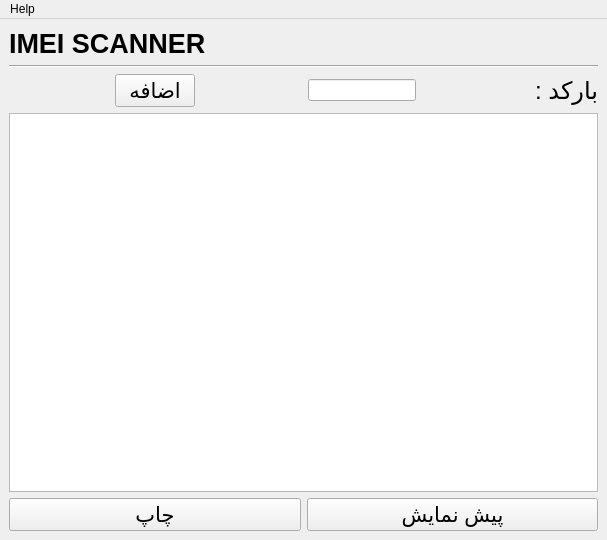
Above: main.ui from AmirNikravan/Barcode before the change. Below: the same form after it.
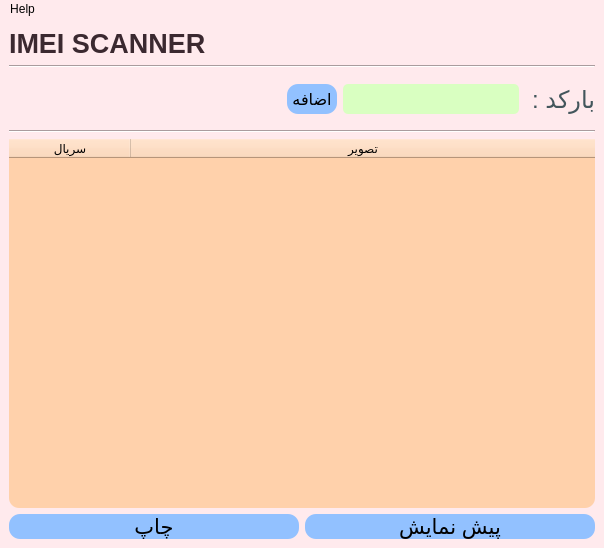
That is the form after the change.

Diff of the .ui file:
```diff
--- a/main.ui
+++ b/main.ui
@@ -6,13 +6,22 @@
    <rect>
     <x>0</x>
     <y>0</y>
-    <width>607</width>
-    <height>540</height>
+    <width>604</width>
+    <height>548</height>
    </rect>
   </property>
+  <property name="minimumSize">
+   <size>
+    <width>450</width>
+    <height>450</height>
+   </size>
+  </property>
   <property name="windowTitle">
    <string>MainWindow</string>
   </property>
+  <property name="styleSheet">
+   <string notr="true">background-color: rgb(255, 234, 237);</string>
+  </property>
   <widget class="QWidget" name="centralwidget">
    <layout class="QVBoxLayout" name="verticalLayout">
     <item>
@@ -25,6 +34,9 @@
         <bold>true</bold>
        </font>
       </property>
+      <property name="styleSheet">
+       <string notr="true">color: rgb(59, 41, 48);</string>
+      </property>
       <property name="text">
        <string>IMEI SCANNER</string>
       </property>
@@ -39,48 +51,6 @@
     </item>
     <item>
      <layout class="QHBoxLayout" name="horizontalLayout">
-      <item>
-       <spacer name="horizontalSpacer_3">
-        <property name="orientation">
-         <enum>Qt::Horizontal</enum>
-        </property>
-        <property name="sizeHint" stdset="0">
-         <size>
-          <width>89</width>
-          <height>18</height>
-         </size>
-        </property>
-       </spacer>
-      </item>
-      <item>
-       <widget class="QPushButton" name="pushButton">
-        <property name="font">
-         <font>
-          <family>Arial</family>
-          <pointsize>16</pointsize>
-         </font>
-        </property>
-        <property name="text">
-         <string>اضافه</string>
-        </property>
-       </widget>
-      </item>
-      <item>
-       <spacer name="horizontalSpacer_2">
-        <property name="orientation">
-         <enum>Qt::Horizontal</enum>
-        </property>
-        <property name="sizeHint" stdset="0">
-         <size>
-          <width>13</width>
-          <height>17</height>
-         </size>
-        </property>
-       </spacer>
-      </item>
-      <item>
-       <widget class="QLineEdit" name="lineEdit"/>
-      </item>
       <item>
        <spacer name="horizontalSpacer">
         <property name="orientation">
@@ -88,20 +58,81 @@
         </property>
         <property name="sizeHint" stdset="0">
          <size>
-          <width>39</width>
-          <height>17</height>
+          <width>278</width>
+          <height>20</height>
          </size>
         </property>
        </spacer>
       </item>
+      <item>
+       <widget class="QPushButton" name="pushButton_scan">
+        <property name="minimumSize">
+         <size>
+          <width>50</width>
+          <height>30</height>
+         </size>
+        </property>
+        <property name="font">
+         <font>
+          <family>Arial</family>
+          <pointsize>12</pointsize>
+         </font>
+        </property>
+        <property name="styleSheet">
+         <string notr="true">QPushButton{border-radius:11px;
+background-color: rgb(146, 193, 255);
+}
+QPushButton:hover{
+background-color: rgb(255, 166, 139);
+}
+</string>
+        </property>
+        <property name="text">
+         <string>اضافه</string>
+        </property>
+       </widget>
+      </item>
+      <item>
+       <widget class="QLineEdit" name="lineEdit">
+        <property name="minimumSize">
+         <size>
+          <width>120</width>
+          <height>30</height>
+         </size>
+        </property>
+        <property name="styleSheet">
+         <string notr="true">QLineEdit{border-radius:5px;
+background-color: rgb(217, 255, 193);
+}
+QLineEdit:focus{
+border: 2px solid rgb(255, 215, 238);
+}
+</string>
+        </property>
+        <property name="maxLength">
+         <number>32777</number>
+        </property>
+       </widget>
+      </item>
       <item>
        <widget class="QLabel" name="label_2">
+        <property name="minimumSize">
+         <size>
+          <width>0</width>
+          <height>50</height>
+         </size>
+        </property>
         <property name="font">
          <font>
           <family>Arial</family>
           <pointsize>18</pointsize>
          </font>
         </property>
+        <property name="styleSheet">
+         <string notr="true">border-radius:5px;
+color: rgb(67, 86, 92);
+</string>
+        </property>
         <property name="text">
          <string>بارکد : </string>
         </property>
@@ -110,31 +141,102 @@
      </layout>
     </item>
     <item>
-     <widget class="QTableWidget" name="tableWidget"/>
+     <widget class="Line" name="line_2">
+      <property name="orientation">
+       <enum>Qt::Horizontal</enum>
+      </property>
+     </widget>
+    </item>
+    <item>
+     <widget class="QTableWidget" name="tableWidget">
+      <property name="styleSheet">
+       <string notr="true">background-color: rgb(255, 209, 171);
+
+
+border-radius:10px
+
+</string>
+      </property>
+      <attribute name="horizontalHeaderDefaultSectionSize">
+       <number>122</number>
+      </attribute>
+      <attribute name="horizontalHeaderMinimumSectionSize">
+       <number>38</number>
+      </attribute>
+      <attribute name="horizontalHeaderShowSortIndicator" stdset="0">
+       <bool>true</bool>
+      </attribute>
+      <attribute name="horizontalHeaderStretchLastSection">
+       <bool>true</bool>
+      </attribute>
+      <attribute name="verticalHeaderCascadingSectionResizes">
+       <bool>false</bool>
+      </attribute>
+      <column>
+       <property name="text">
+        <string>سریال</string>
+       </property>
+      </column>
+      <column>
+       <property name="text">
+        <string>تصویر</string>
+       </property>
+      </column>
+     </widget>
     </item>
     <item>
      <layout class="QHBoxLayout" name="horizontalLayout_2">
       <item>
-       <widget class="QPushButton" name="pushButton_2">
+       <widget class="QPushButton" name="pushButton_print">
+        <property name="minimumSize">
+         <size>
+          <width>0</width>
+          <height>25</height>
+         </size>
+        </property>
         <property name="font">
          <font>
           <family>Arial</family>
           <pointsize>16</pointsize>
          </font>
         </property>
+        <property name="styleSheet">
+         <string notr="true">QPushButton{border-radius:11px;
+background-color: rgb(146, 193, 255);
+}
+QPushButton:hover{
+background-color: rgb(255, 166, 139);
+}
+</string>
+        </property>
         <property name="text">
          <string>چاپ</string>
         </property>
        </widget>
       </item>
       <item>
-       <widget class="QPushButton" name="pushButton_3">
+       <widget class="QPushButton" name="pushButton_preview">
+        <property name="minimumSize">
+         <size>
+          <width>0</width>
+          <height>25</height>
+         </size>
+        </property>
         <property name="font">
          <font>
           <family>Arial</family>
           <pointsize>16</pointsize>
          </font>
         </property>
+        <property name="styleSheet">
+         <string notr="true">QPushButton{border-radius:11px;
+background-color: rgb(146, 193, 255);
+}
+QPushButton:hover{
+background-color: rgb(255, 166, 139);
+}
+</string>
+        </property>
         <property name="text">
          <string>پیش نمایش</string>
         </property>
@@ -149,7 +251,7 @@
     <rect>
      <x>0</x>
      <y>0</y>
-     <width>607</width>
+     <width>604</width>
      <height>18</height>
     </rect>
    </property>
```
